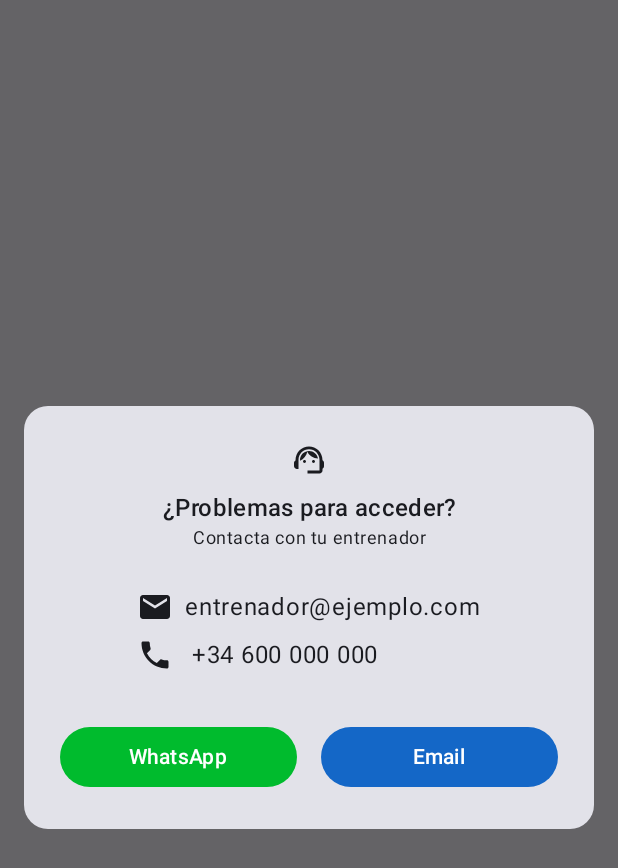
After one commit to ParcivalDev/FitCoach, an Android app built with Jetpack Compose: the composable ContactDialog shown on its own in the app's theme, on a phone screen of 412 x 824 dp. The commit adds this screen. Shown: the top 868 px of the screen. Run offline under Robolectric (Android 15) with nearby library versions, the phone set to English and light mode, and no system bars.

Commit message:
Dialog contacto terminado

```diff
--- /dev/null
+++ b/app/src/main/java/com/example/fitcoach/ui/screens/login/ContactDialog.kt
@@ -0,0 +1,123 @@
+package com.example.fitcoach.ui.screens.login
+
+import androidx.compose.foundation.layout.Arrangement
+import androidx.compose.foundation.layout.Column
+import androidx.compose.foundation.layout.IntrinsicSize
+import androidx.compose.foundation.layout.PaddingValues
+import androidx.compose.foundation.layout.Row
+import androidx.compose.foundation.layout.Spacer
+import androidx.compose.foundation.layout.fillMaxWidth
+import androidx.compose.foundation.layout.height
+import androidx.compose.foundation.layout.padding
+import androidx.compose.foundation.layout.width
+import androidx.compose.foundation.shape.RoundedCornerShape
+import androidx.compose.material.icons.Icons
+import androidx.compose.material.icons.filled.Email
+import androidx.compose.material.icons.filled.Phone
+import androidx.compose.material.icons.filled.Support
+import androidx.compose.material.icons.filled.SupportAgent
+import androidx.compose.material3.Button
+import androidx.compose.material3.ButtonDefaults
+import androidx.compose.material3.Card
+import androidx.compose.material3.Icon
+import androidx.compose.material3.MaterialTheme
+import androidx.compose.material3.Text
+import androidx.compose.runtime.Composable
+import androidx.compose.ui.Alignment
+import androidx.compose.ui.Modifier
+import androidx.compose.ui.graphics.Color
+import androidx.compose.ui.text.style.TextAlign
+import androidx.compose.ui.tooling.preview.Preview
+import androidx.compose.ui.unit.dp
+import androidx.compose.ui.window.Dialog
+
+@Composable
+fun ContactDialog(
+    onDismiss: () -> Unit, onWhatsAppClick: () -> Unit,
+    onEmailClick: () -> Unit
+) { //on dismiss?? ----------------------------------------------------------------------
+    Dialog(onDismissRequest = onDismiss) {
+        Card(
+            modifier = Modifier
+                .fillMaxWidth()
+                .padding(16.dp),
+            shape = RoundedCornerShape(16.dp)
+        ) {
+            Column(
+                modifier = Modifier.padding(24.dp),
+                horizontalAlignment = Alignment.CenterHorizontally
+            ) {
+                Icon(
+                    imageVector = Icons.Default.SupportAgent,
+                    contentDescription = "Icono de soporte",
+                    Modifier.padding(bottom = 8.dp)
+                )
+
+
+                Text(
+                    "¿Problemas para acceder?",
+                    style = MaterialTheme.typography.titleMedium,
+                    textAlign = TextAlign.Center,
+                    modifier = Modifier.fillMaxWidth()
+
+                )
+                Text(
+                    "Contacta con tu entrenador",
+                    style = MaterialTheme.typography.bodySmall,
+                    textAlign = TextAlign.Center,
+                    modifier = Modifier.fillMaxWidth()
+                )
+                Spacer(modifier = Modifier.height(26.dp))
+                Column(
+                    modifier = Modifier.width(IntrinsicSize.Max),
+                    horizontalAlignment = Alignment.Start
+                ) {
+                    Row(
+                        verticalAlignment = Alignment.CenterVertically,
+                        horizontalArrangement = Arrangement.spacedBy(8.dp)
+                    ) {
+                        Icon(Icons.Default.Email, contentDescription = "Email de contacto")
+                        Text("entrenador@ejemplo.com")
+                    }
+                    Row(
+                        verticalAlignment = Alignment.CenterVertically,
+                        horizontalArrangement = Arrangement.spacedBy(8.dp),
+                        modifier = Modifier.padding(top = 8.dp)
+                    ) {
+                        Icon(Icons.Default.Phone, contentDescription = "Teléfono de contacto")
+                        Text(" +34 600 000 000")
+                    }
+                }
+                Spacer(modifier = Modifier.height(32.dp))
+                Row(
+                    modifier = Modifier.fillMaxWidth(),
+                    horizontalArrangement = Arrangement.spacedBy(16.dp)
+                ) {
+                    Button(
+                        onClick = { onWhatsAppClick() },
+                        colors = ButtonDefaults.buttonColors(containerColor = Color(0xFF00bb2d)),
+                        modifier = Modifier.weight(1f)
+                    ) {
+                        Text("WhatsApp", color = Color.White)
+                    }
+                    Button(
+                        onClick = { onEmailClick() },
+                        colors = ButtonDefaults.buttonColors(containerColor = Color(0xFF1467C7)),
+                        modifier = Modifier.weight(1f)
+                    ) {
+                        Text("Email", color = Color.White)
+                    }
+                }
+            }
+        }
+    }
+}
+
+/*
+@Preview
+@Composable
+fun ContactDialogPreview() {
+    ContactDialog(onDismiss = { */
+/* Preview *//*
+ })
+}*/
--- a/app/src/main/java/com/example/fitcoach/ui/screens/splash/SplashScreen.kt
+++ b/app/src/main/java/com/example/fitcoach/ui/screens/splash/SplashScreen.kt
@@ -76,7 +76,8 @@ fun SplashScreen(
                     Brush.verticalGradient(
                         colors = listOf(
                             Color(0x80000000), //pasar colores a Color
-                            Color(0x66FF5722)
+                            /*Color(0x66FF5722)*/
+                            Color(0x80000000), //pasar colores a Color
                         ),
                         startY = 1000f,
                     )
```
Also changed, not shown: app/src/main/java/com/example/fitcoach/ui/screens/login/LoginScreen.kt (+81 -11 lines).
